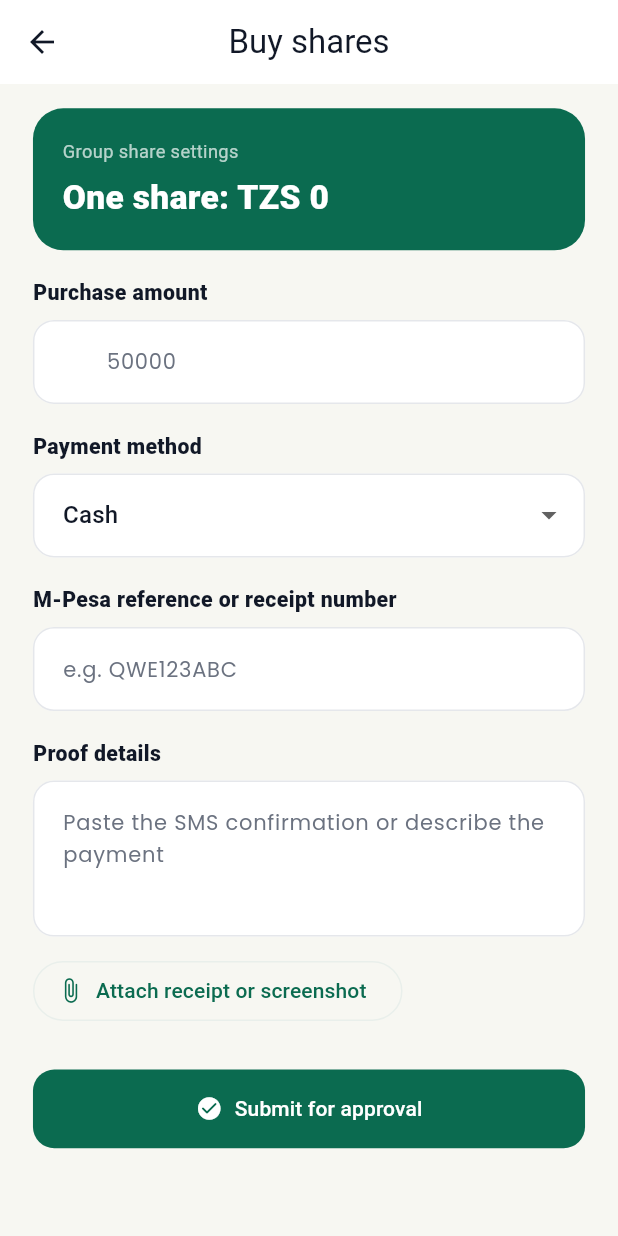
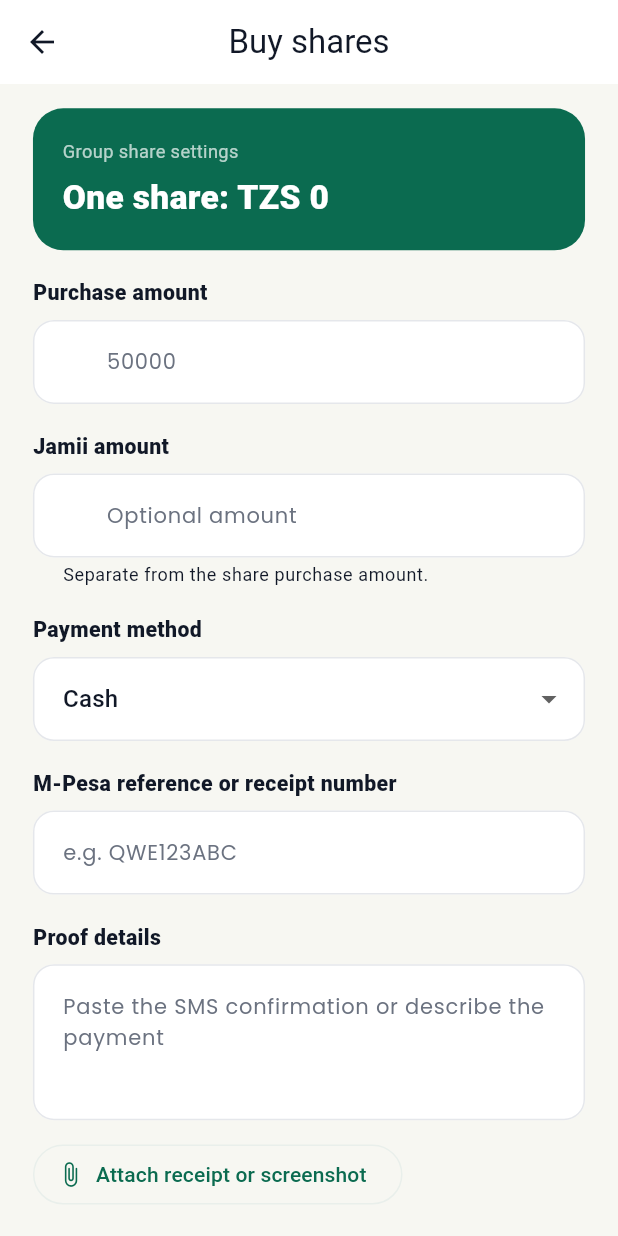
Before and after one commit to sharifu57/vikoba_app, a Flutter app: the MemberPage screen opened by its route, item 3 of the bottom bar chosen, after a tap on "Buy shares", on a phone screen of 412 x 824 dp. Run offline on Flutter 3.47's test engine with Material 3 defaults, Android fonts, the phone set to English and light mode, and no system bars; our stand-ins replace dio, file_picker, fl_chart, flutter_dotenv, flutter_screenutil, get and 2 more; missing offline and left inert: dio_cache_interceptor; accounts and stored records are empty; statements that could not run were skipped.

Commit message:
small fix

```diff
--- a/lib/features/member/data/member_dashboard_api.dart
+++ b/lib/features/member/data/member_dashboard_api.dart
@@ -111,6 +111,7 @@ class MemberDashboardApi {
     String? paymentReference,
     String? proofText,
     String? proofFilePath,
+    double? jamiiAmount,
   }) async {
     final storedToken = await TokenStorage.getToken();
     final token = storedToken
@@ -128,6 +129,7 @@ class MemberDashboardApi {
       'quantity': quantity,
       'amount': amount,
       'paymentMethod': paymentMethod,
+      if (jamiiAmount != null && jamiiAmount > 0) 'jamiiAmount': jamiiAmount,
       if (paymentReference != null && paymentReference.trim().isNotEmpty)
         'paymentReference': paymentReference.trim(),
       if (proofText != null && proofText.trim().isNotEmpty)
--- a/lib/features/member/presentation/member_action_pages.dart
+++ b/lib/features/member/presentation/member_action_pages.dart
@@ -18,6 +18,7 @@ class MemberSharePurchasePage extends StatefulWidget {
 class _MemberSharePurchasePageState extends State<MemberSharePurchasePage> {
   final _formKey = GlobalKey<FormState>();
   final _amountController = TextEditingController();
+  final _jamiiAmountController = TextEditingController();
   final _paymentReferenceController = TextEditingController();
   final _noteController = TextEditingController();
   String _paymentMethod = 'Cash';
@@ -38,9 +39,14 @@ class _MemberSharePurchasePageState extends State<MemberSharePurchasePage> {
     return (amount / _sharePrice).floor();
   }
 
+  double get _configuredJamiiAmount => _number(
+    _controller.shareSummary['jamiiContributionPerSharePayment'],
+  );
+
   @override
   void dispose() {
     _amountController.dispose();
+    _jamiiAmountController.dispose();
     _paymentReferenceController.dispose();
     _noteController.dispose();
     super.dispose();
@@ -61,6 +67,7 @@ class _MemberSharePurchasePageState extends State<MemberSharePurchasePage> {
         paymentReference: _paymentReferenceController.text.trim(),
         proofText: _noteController.text.trim(),
         proofFilePath: _proofFilePath,
+        jamiiAmount: double.tryParse(_jamiiAmountController.text.trim()),
       );
       if (!mounted) return;
       Get.snackbar(
@@ -203,6 +210,31 @@ class _MemberSharePurchasePageState extends State<MemberSharePurchasePage> {
                     }
                     return null;
                   },
+                ),
+                SizedBox(height: 18.h),
+                Text(
+                  'Jamii amount',
+                  style: TextStyle(
+                    color: Theme.of(context).colorScheme.onSurface,
+                    fontSize: 14.sp,
+                    fontWeight: FontWeight.w800,
+                  ),
+                ),
+                SizedBox(height: 8.h),
+                TextFormField(
+                  controller: _jamiiAmountController,
+                  keyboardType: const TextInputType.numberWithOptions(decimal: true),
+                  decoration: InputDecoration(
+                    prefixText: '${_controller.currency.value} ',
+                    hintText: _configuredJamiiAmount > 0
+                        ? _configuredJamiiAmount.toStringAsFixed(0)
+                        : 'Optional amount',
+                    helperText: 'Separate from the share purchase amount.',
+                    border: OutlineInputBorder(
+                      borderRadius: BorderRadius.circular(14.r),
+                    ),
+                  ),
+                  onChanged: (_) => setState(() {}),
                 ),
                 SizedBox(height: 18.h),
                 Text(
--- a/lib/features/member/presentation/member_controller.dart
+++ b/lib/features/member/presentation/member_controller.dart
@@ -43,7 +43,8 @@ class MemberController extends GetxController {
       final sharePrice = _number(settings['sharePrice']);
       shareSummary.assignAll({
         'sharePrice': sharePrice,
-        'minimumContribution': _number(settings['minimumContribution']),
+        'minimumSharePurchaseAmount': _number(settings['minimumSharePurchaseAmount']),
+        'jamiiContributionPerSharePayment': _number(settings['jamiiContributionPerSharePayment']),
       });
       if (groupId == null || groupId <= 0) {
         throw Exception('No group is linked to this member account.');
@@ -137,6 +138,7 @@ class MemberController extends GetxController {
     String? paymentReference,
     String? proofText,
     String? proofFilePath,
+    double? jamiiAmount,
   }) async {
     final groupId = await TokenStorage.getCurrentGroupId();
     final memberId = _memberId;
@@ -156,6 +158,7 @@ class MemberController extends GetxController {
         paymentReference: paymentReference,
         proofText: proofText,
         proofFilePath: proofFilePath,
+        jamiiAmount: jamiiAmount,
       );
     } catch (error) {
       throw Exception(_message(error, operation: 'submit payment proof'));
--- a/lib/features/member/presentation/member_page.dart
+++ b/lib/features/member/presentation/member_page.dart
@@ -507,11 +507,6 @@ class _ProfileView extends StatelessWidget {
             label: 'Buy shares',
             icon: Icons.trending_up_rounded,
             onTap: () => Get.to(() => const MemberSharePurchasePage()),
-          ),
-          _ProfileActionItem(
-            label: 'Add contribution',
-            icon: Icons.add_circle_outline_rounded,
-            onTap: () => Get.to(() => const MemberContributionPage()),
           ),
           _ProfileActionItem(
             label: 'Request loan',
```
